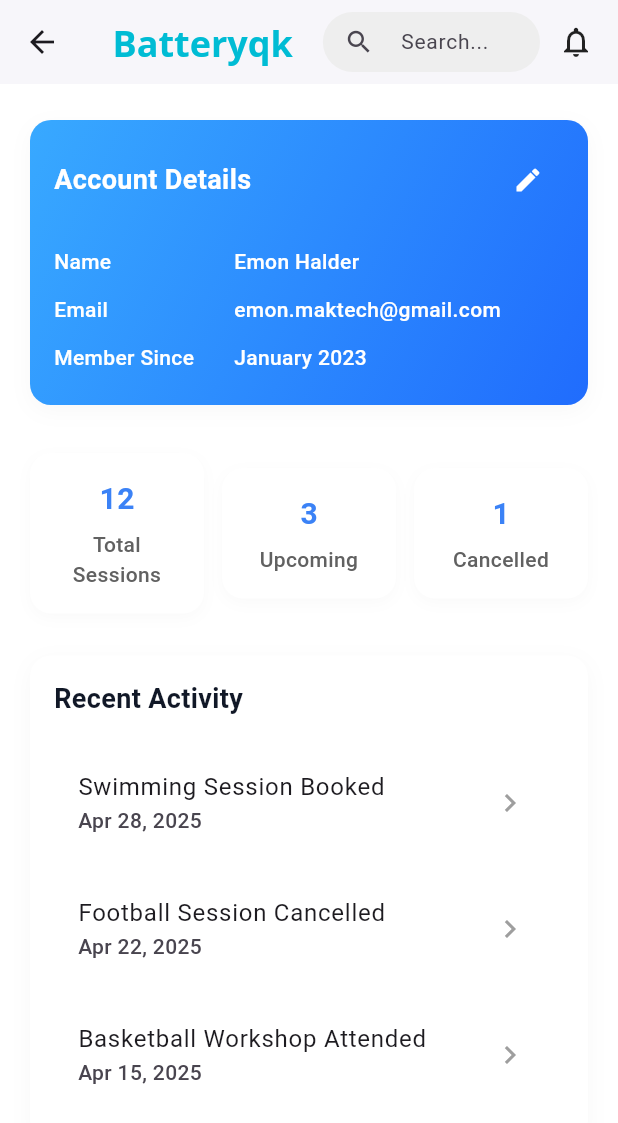
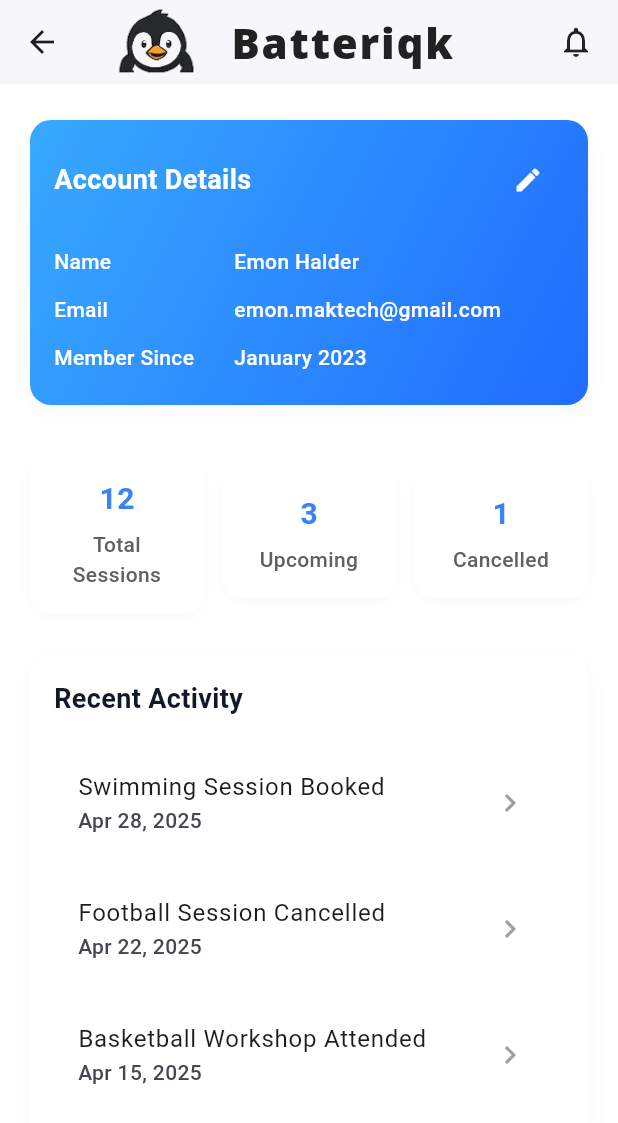
Before and after one commit to MTS-Services/Batteryqk_web-version-App-, a Flutter app: the Account screen opened directly, on a phone screen of 412 x 824 dp. Shown: the top 1123 px of the screen. Run offline on Flutter 3.47's test engine with Material 3 defaults, Android fonts, the phone set to English and light mode, and no system bars; our stand-ins replace dropdown_button2, font_awesome_flutter, google_fonts, pin_code_fields; network calls fail.

Commit message:
update appbar

```diff
--- a/lib/common/widgets/custom_app_bar.dart
+++ b/lib/common/widgets/custom_app_bar.dart
@@ -1,4 +1,5 @@
 import 'package:batteryqk_web_app/util/colors.dart';
+import 'package:batteryqk_web_app/util/images_path.dart';
 import 'package:flutter/material.dart';
 import 'package:google_fonts/google_fonts.dart';
 
@@ -18,41 +19,20 @@ class CustomAppBar extends StatelessWidget {
       title: Padding(
         padding: const EdgeInsets.only(left: 15),
         child: Row(
+          mainAxisAlignment: MainAxisAlignment.spaceBetween,
           children: [
+
+            Image.asset(AppImages.logo,height: 100, width: 60,),
             Text(
-              'Batteryqk',
+              'Batteriqk',
               style: GoogleFonts.openSans(
-                fontSize: 24,
-                fontWeight: FontWeight.w700,
-                color: AppColor.blueColor,
+                letterSpacing: 1.2,
+                fontSize: 28,
+                fontWeight: FontWeight.w900,
+                color: AppColor.blackColor,
               ),
             ),
             SizedBox(width: 20),
-            Expanded(
-              child: SizedBox(
-                height: 40, // Set desired height
-                child: TextField(
-                  style: TextStyle(fontSize: 14), // Optional: smaller text
-                  decoration: InputDecoration(
-                    hintText: 'Search...',
-                    prefixIcon: const Icon(Icons.search, size: 20),
-                    contentPadding: const EdgeInsets.symmetric(
-                      vertical: 0,
-                    ), // minimize vertical padding
-                    filled: true,
-                    fillColor: Colors.grey.shade200,
-                    border: OutlineInputBorder(
-                      borderRadius: BorderRadius.circular(30),
-                      borderSide: BorderSide.none,
-                    ),
-                    focusedBorder: OutlineInputBorder(
-                      borderRadius: BorderRadius.circular(30),
-                      borderSide: BorderSide.none,
-                    ),
-                  ),
-                ),
-              ),
-            ),
             IconButton(
               icon: const Icon(Icons.notifications_none, color: Colors.black87),
               onPressed: () {
--- a/lib/common/widgets/listings_details_custom/build_listing_card.dart
+++ b/lib/common/widgets/listings_details_custom/build_listing_card.dart
@@ -157,12 +157,11 @@ class BuildListingCard extends StatelessWidget {
                           horizontal: 20,
                           vertical: 12,
                         ),
+                        side: BorderSide.none,
                         shape: RoundedRectangleBorder(
                           borderRadius: BorderRadius.circular(10),
                         ),
-
                       ),
-
                       child: const Text("Book Now", style: TextStyle(color:AppColor.whiteColor),),
                     ),
                   ],
--- a/lib/util/images_path.dart
+++ b/lib/util/images_path.dart
@@ -1,6 +1,7 @@
 class AppImages{
   static const String _basePath = "assets/images";
   static const String welcome = "$_basePath/welcome.png";
+  static const String logo = "$_basePath/logo.png";
   static const String academies1a = "https://d2h8hramu3xqoh.cloudfront.net/blog/wp-content/uploads/2018/07/Swimming-Benefits-Children-MentallyEmotionallyand-Physically.webp";
   static const String academies1b = "https://www.eliteswimmingacademy.co.uk/wp-content/uploads/2024/08/Elite-Swimming-Academy-11-1-768x511.jpg";
   static const String academies1c = "https://eliteswimteam.com/wp-content/uploads/2019/06/Baby-Class.jpg";
```
Also changed, not shown: lib/features/authentication/views/listings.dart (+23 -29 lines), assets/images/academy1a.png (deleted), assets/images/academy1b.png (deleted), assets/images/academy1c.png (deleted), assets/images/academy1d.png (deleted), assets/images/academy1e.png (deleted), assets/images/logo.png (added).
